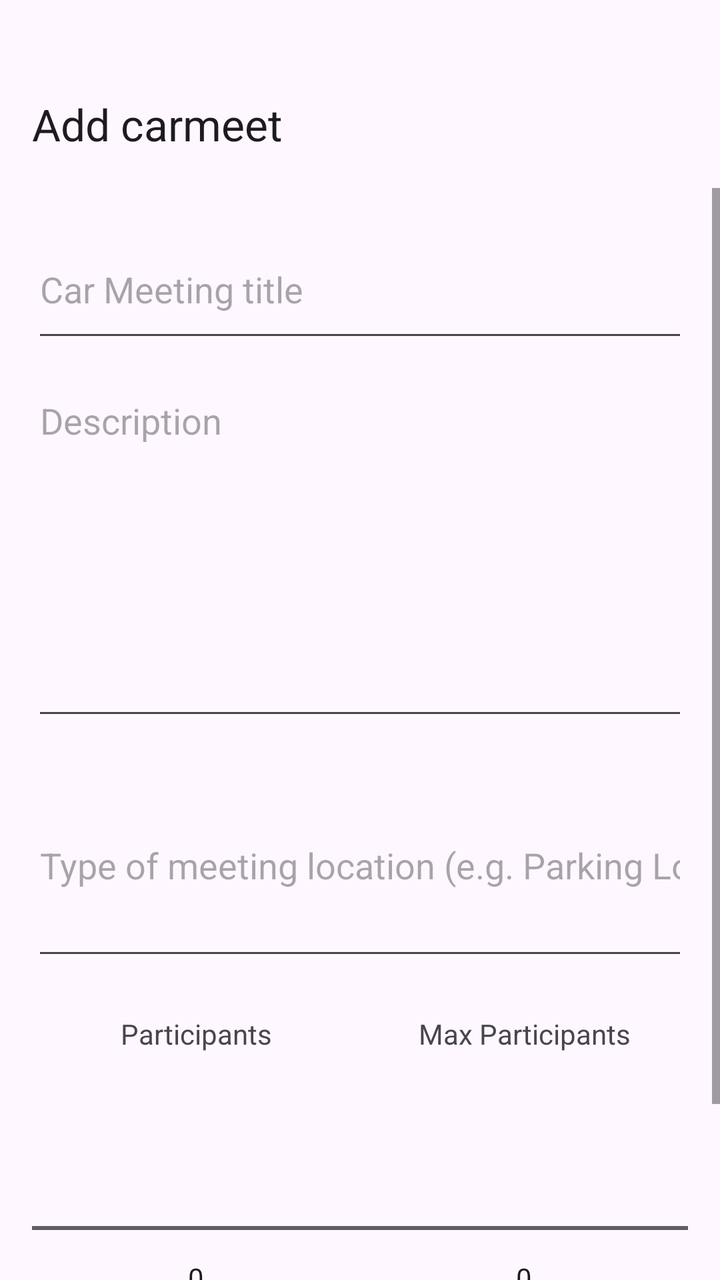
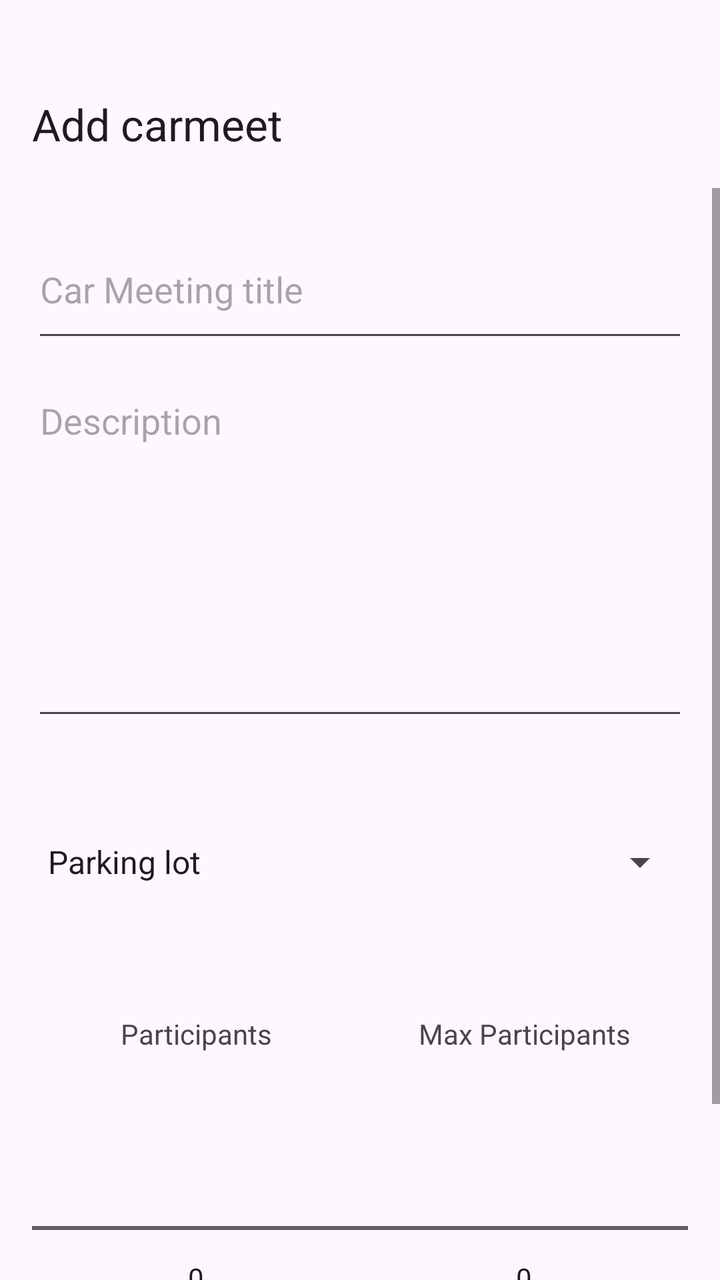

An Android layout rendered at two revisions. The XML below is the earlier revision; the diff shows what the commit changed to produce the second picture.
<!-- AndroidManifest.xml: application theme Theme.REVmeet -->
<!-- res/layout/activity_meeting.xml -->
<?xml version="1.0" encoding="utf-8"?>
<LinearLayout xmlns:android="http://schemas.android.com/apk/res/android"
    xmlns:app="http://schemas.android.com/apk/res-auto"
    android:layout_width="match_parent"
    android:layout_height="match_parent"
    android:orientation="vertical">

    <com.google.android.material.appbar.MaterialToolbar
        android:id="@+id/toolbarAdd"
        android:layout_width="match_parent"
        android:layout_height="?attr/actionBarSize"
        android:layout_marginTop="30dp"
        app:title="@string/button_addMeetingPlace"
        />

    <ScrollView
        android:layout_width="match_parent"
        android:layout_height="match_parent">

        <LinearLayout
            android:layout_width="match_parent"
            android:layout_height="wrap_content"
            android:orientation="vertical"
            android:padding="16dp">

            <EditText
                android:id="@+id/meetingTitle"
                android:layout_width="match_parent"
                android:layout_height="66dp"
                android:hint="@string/hint_meetingPlaceTitle"
                android:inputType="textCapSentences" />

            <EditText
                android:id="@+id/meetingDescription"
                android:layout_width="match_parent"
                android:layout_height="177dp"
                android:layout_marginTop="12dp"
                android:gravity="top"
                android:hint="@string/hint_meetingPlaceDescription"
                android:inputType="textCapSentences|textMultiLine"
                android:minLines="3" />

            <EditText
                android:id="@+id/typeOfLocation"
                android:layout_width="match_parent"
                android:layout_height="108dp"
                android:layout_marginTop="12dp"
                android:hint="@string/hint_meetingTypeOfLocation"
                android:inputType="textCapSentences" />

            <LinearLayout
                android:layout_width="match_parent"
                android:layout_height="64dp"
                android:orientation="horizontal">

                <TextView
                    android:layout_width="0dp"
                    android:layout_height="match_parent"
                    android:layout_weight="1"
                    android:text="Participants"
                    android:gravity="center"/>

                <TextView
                    android:layout_width="0dp"
                    android:layout_height="match_parent"
                    android:layout_weight="1"
                    android:text="Max Participants"
                    android:gravity="center"/>

            </LinearLayout>

            <LinearLayout
                android:layout_width="match_parent"
                android:layout_height="match_parent"
                android:orientation="horizontal">

                <NumberPicker
                    android:id="@+id/numberOfParticipants"
                    android:layout_width="0dp"
                    android:layout_weight="1"
                    android:layout_height="match_parent"
                    android:gravity="center"

                    android:hint="@string/hint_meetingParticipants" />

                <NumberPicker
                    android:id="@+id/maxNumberOfParticipants"
                    android:layout_width="0dp"
                    android:layout_height="match_parent"
                    android:layout_weight="1"
                    android:gravity="center"
                    android:hint="@string/hint_meetingMaxParticipants" />
            </LinearLayout>
        </LinearLayout>
    </ScrollView>
</LinearLayout>
<!-- resources referenced by this layout -->
<resources>
  <string name="button_addMeetingPlace">Add carmeet</string>
  <string name="hint_meetingMaxParticipants">Max No. of participants.</string>
  <string name="hint_meetingParticipants">No. of participants </string>
  <string name="hint_meetingPlaceDescription">Description </string>
  <string name="hint_meetingPlaceTitle">Car Meeting title</string>
  <string name="hint_meetingTypeOfLocation">Type of meeting location (e.g. "Parking Lot")</string>
  <style name="Theme.REVmeet" parent="Base.Theme.REVmeet" />
  <style name="Base.Theme.REVmeet" parent="Theme.Material3.DayNight.NoActionBar">
          
          
      </style>
</resources>

<!-- the commit's change to res/layout/activity_meeting.xml (unified diff, before → after) -->
@@ -40,13 +40,12 @@
                 android:inputType="textCapSentences|textMultiLine"
                 android:minLines="3" />
 
-            <EditText
+            <Spinner
                 android:id="@+id/typeOfLocation"
                 android:layout_width="match_parent"
                 android:layout_height="108dp"
                 android:layout_marginTop="12dp"
-                android:hint="@string/hint_meetingTypeOfLocation"
-                android:inputType="textCapSentences" />
+                android:entries="@array/typeOfLocation"/>
 
             <LinearLayout
                 android:layout_width="match_parent"
<!-- resource entries referenced after the edit -->
@@ -1,11 +1,27 @@
 <!-- resources referenced by this layout -->
 <resources>
+  <string-array name="typeOfLocation">
+          <item>Parking lot</item>
+          <item>Cafe</item>
+          <item>Viewpoint</item>
+          <item>Garage</item>
+          <item>Track</item>
+          <item>Street</item>
+          <item>Cul-de-sac</item>
+          <item>Off-road</item>
+          <item>Mechanic</item>
+          <item>House</item>
+          <item>Mountain path</item>
+          <item>Coastline</item>
+          <item>Beach</item>
+          <item>Field</item>
+          <item>Other</item>
+      </string-array>
   <string name="button_addMeetingPlace">Add carmeet</string>
   <string name="hint_meetingMaxParticipants">Max No. of participants.</string>
   <string name="hint_meetingParticipants">No. of participants </string>
   <string name="hint_meetingPlaceDescription">Description </string>
   <string name="hint_meetingPlaceTitle">Car Meeting title</string>
-  <string name="hint_meetingTypeOfLocation">Type of meeting location (e.g. "Parking Lot")</string>
   <style name="Theme.REVmeet" parent="Base.Theme.REVmeet" />
   <style name="Base.Theme.REVmeet" parent="Theme.Material3.DayNight.NoActionBar">
           
